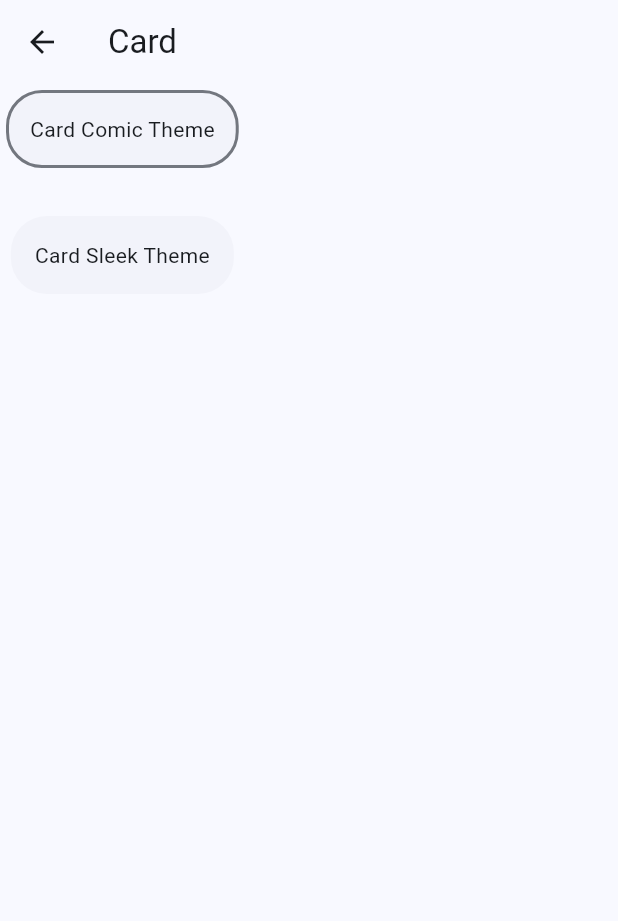
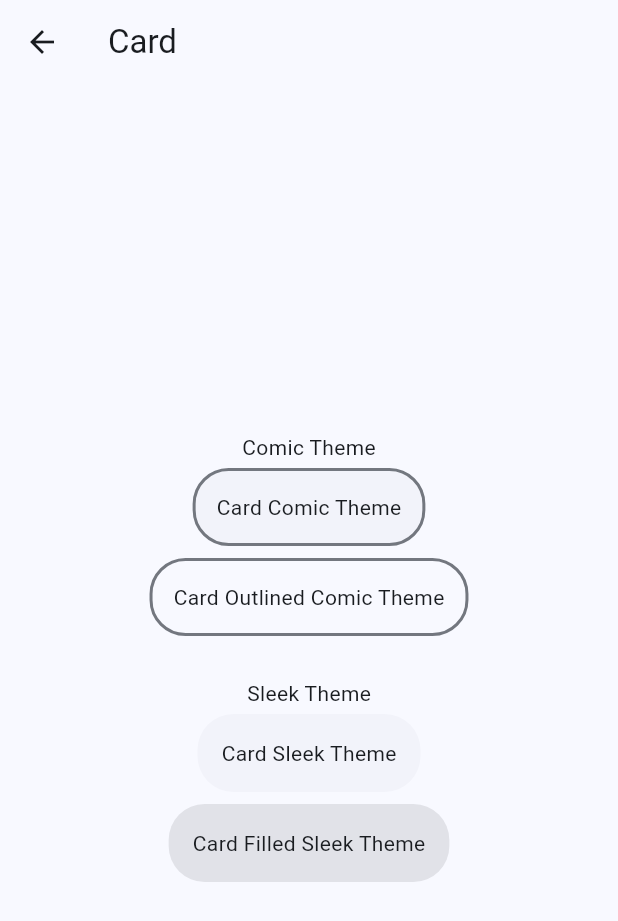
Before and after one commit to thruthesky/easy_design_system_backup_2024_09_24, a Flutter app: the CardScreen screen opened directly, on a phone screen of 412 x 824 dp. Shown: the top 921 px of the screen. Run offline on Flutter 3.47's test engine with Material 3 defaults, Android fonts, the phone set to English and light mode, and no system bars; our stand-ins replace cached_network_image, rxdart, smooth_page_indicator; missing offline and left inert: loop_page_view.

Commit message:
update on comic design and sleek design

```diff
--- a/example/lib/screens/card/card.screen.dart
+++ b/example/lib/screens/card/card.screen.dart
@@ -10,8 +10,13 @@ class CardScreen extends StatelessWidget {
       appBar: AppBar(
         title: const Text('Card'),
       ),
-      body: Column(
+      body: SizedBox(
+        width: double.infinity,
+        child: Column(
+          crossAxisAlignment: CrossAxisAlignment.center,
+          mainAxisAlignment: MainAxisAlignment.center,
           children: [
+            const Text('Comic Theme'),
             Theme(
               data: ComicTheme.of(context),
               child: const Card(
@@ -21,9 +26,19 @@ class CardScreen extends StatelessWidget {
                 ),
               ),
             ),
+            Theme(
+              data: ComicTheme.of(context),
+              child: const Card.outlined(
+                child: Padding(
+                  padding: EdgeInsets.all(16.0),
+                  child: Text('Card Outlined Comic Theme'),
+                ),
+              ),
+            ),
             const SizedBox(
               height: 24,
             ),
+            const Text('Sleek Theme'),
             Theme(
               data: SleekTheme.of(context),
               child: const Card(
@@ -33,7 +48,17 @@ class CardScreen extends StatelessWidget {
                 ),
               ),
             ),
+            Theme(
+              data: SleekTheme.of(context),
+              child: const Card.filled(
+                child: Padding(
+                  padding: EdgeInsets.all(16.0),
+                  child: Text('Card Filled Sleek Theme'),
+                ),
+              ),
+            ),
           ],
+        ),
       ),
     );
   }
--- a/lib/src/themes/comic/comic.theme.dart
+++ b/lib/src/themes/comic/comic.theme.dart
@@ -257,7 +257,20 @@ class ComicThemeData {
         ),
         labelBehavior: NavigationDestinationLabelBehavior.alwaysShow,
       ),
-
+      drawerTheme: theme.drawerTheme.copyWith(
+        elevation: 0,
+        shadowColor: Colors.transparent,
+        endShape: RoundedRectangleBorder(
+            side: BorderSide(
+          width: borderThickness,
+          color: theme.colorScheme.outline,
+        )),
+        shape: RoundedRectangleBorder(
+            side: BorderSide(
+          width: borderThickness,
+          color: theme.colorScheme.outline,
+        )),
+      ),
       progressIndicatorTheme: const ProgressIndicatorThemeData(
           // linearTrackColor: theme.colorScheme.outlineVariant.withAlpha(40),
           // color: theme.colorScheme.secondary,
--- a/lib/src/themes/sleek/sleek.theme.dart
+++ b/lib/src/themes/sleek/sleek.theme.dart
@@ -22,7 +22,9 @@ class SleekThemeData {
       cardTheme: theme.cardTheme.copyWith(
         // TODO fix it with proper colorscheming
         // this color uses `surfaceContainerLow` from color scheme by default
-        // color: theme.colorScheme.primary,
+        // and the variant card.filled uses`surfaceContainerHigh` from color
+        // scheme by default
+        // color: theme.colorScheme.surfaceContainerLowest,
         elevation: 0,
         shape: RoundedRectangleBorder(
           side: BorderSide.none,
```
Also changed, not shown: example/lib/main.dart (+16 -2 lines), example/lib/screens/navigation_drawer/comic.navigation_drawer.screen.dart (added, +54 -0 lines), example/lib/screens/navigation_drawer/navigation_drawer.screen.dart (added, +39 -0 lines), example/lib/screens/navigation_drawer/sleek.navigation_drawer.screen.dart (added, +51 -0 lines), docs/images/comic.card.jpg (added), docs/images/sleek.card.jpg (added), 5 other files. Lines whose indentation alone changed are shown as unchanged.
